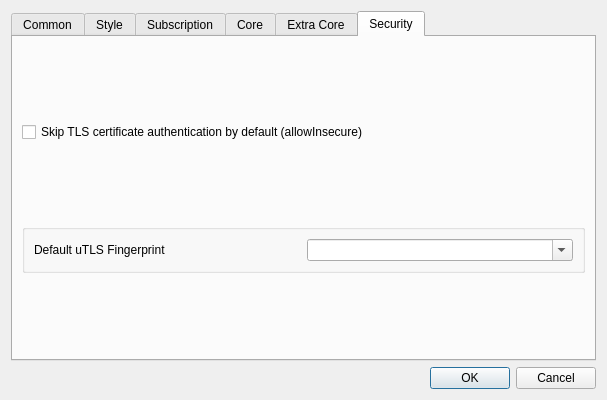
First picture: the form in ui/dialog_basic_settings.ui, repository alaaabd90/vload-windows, before the edit.
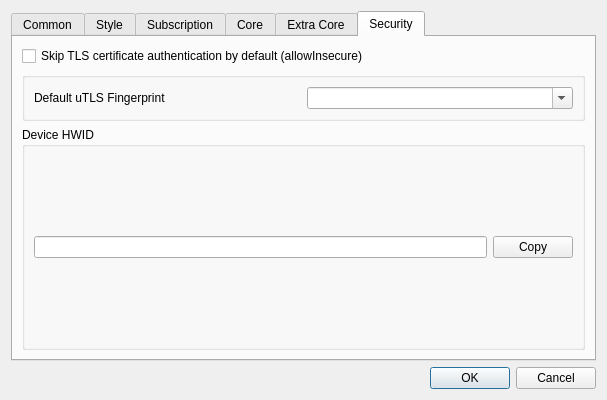
Second picture: the form after the edit. The open tabs and pages were chosen to show the change. Custom widgets are drawn as their Qt base class.

Commit message: feat: add HWID device-locking and .vloadp lock-file import/export

What changed in the file:
```diff
--- a/ui/dialog_basic_settings.ui
+++ b/ui/dialog_basic_settings.ui
@@ -708,6 +708,29 @@
          </layout>
         </widget>
        </item>
+       <item>
+        <widget class="QGroupBox" name="hwidBox">
+         <property name="title">
+          <string>Device HWID</string>
+         </property>
+         <layout class="QHBoxLayout" name="horizontalLayout_hwid">
+          <item>
+           <widget class="MyLineEdit" name="device_hwid">
+            <property name="readOnly">
+             <bool>true</bool>
+            </property>
+           </widget>
+          </item>
+          <item>
+           <widget class="QPushButton" name="device_hwid_copy">
+            <property name="text">
+             <string>Copy</string>
+            </property>
+           </widget>
+          </item>
+         </layout>
+        </widget>
+       </item>
       </layout>
      </widget>
     </widget>
```
The commit also changes 12 other files.
